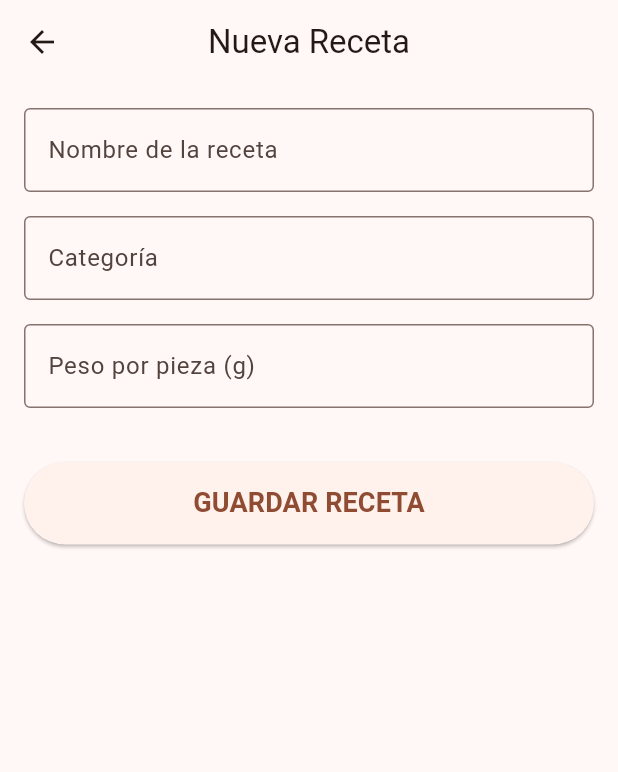
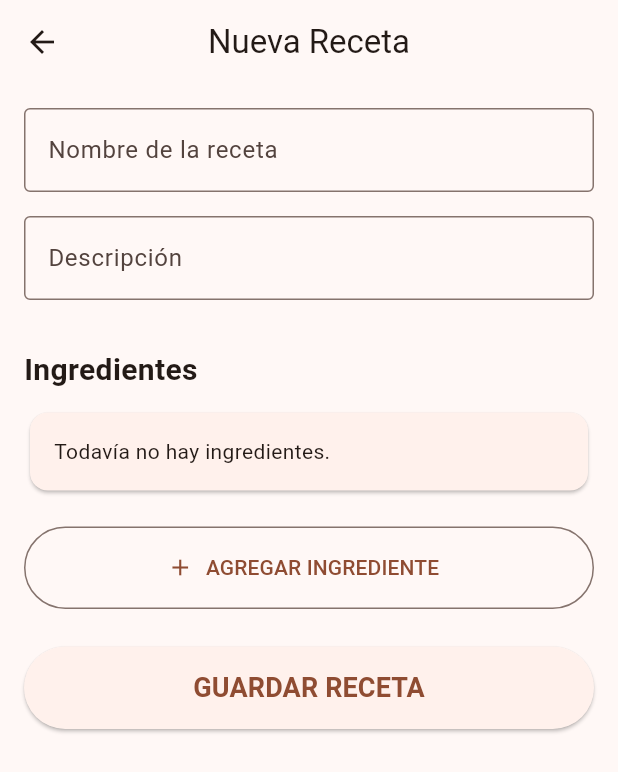
Before and after one commit to luiscarballoag-commits/controlpan, a Flutter app: the RecipeEditorPage screen opened directly, on a phone screen of 412 x 824 dp. Shown: the top 772 px of the screen. Run offline on Flutter 3.47's test engine with Material 3 defaults, Android fonts, the phone set to English and light mode, and no system bars.

Commit message:
Conectar catálogo de ingredientes con recetas

```diff
--- a/lib/models/recipe.dart
+++ b/lib/models/recipe.dart
@@ -1,47 +1,32 @@
+/// =======================================================
+/// CONTROLPAN
+/// Modelo: recipe.dart
+/// Descripción:
+/// Modelo de una receta de producción.
+/// =======================================================
+
+import 'recipe_ingredient.dart';
+
 class Recipe {
   final String id;
   final String name;
-  final String category;
-  final double pieceWeight;
+  final String description;
   final List<RecipeIngredient> ingredients;
-  final String notes;
 
   const Recipe({
     required this.id,
     required this.name,
-    required this.category,
-    required this.pieceWeight,
+    required this.description,
     required this.ingredients,
-    this.notes = '',
   });
 
-  Recipe copyWith({
-    String? id,
-    String? name,
-    String? category,
-    double? pieceWeight,
-    List<RecipeIngredient>? ingredients,
-    String? notes,
-  }) {
-    return Recipe(
-      id: id ?? this.id,
-      name: name ?? this.name,
-      category: category ?? this.category,
-      pieceWeight: pieceWeight ?? this.pieceWeight,
-      ingredients: ingredients ?? this.ingredients,
-      notes: notes ?? this.notes,
-    );
+  double get totalQuantity {
+    double total = 0;
+
+    for (final ingredient in ingredients) {
+      total += ingredient.quantity;
+    }
+
+    return total;
   }
 }
-
-class RecipeIngredient {
-  final String name;
-  final double quantity;
-  final String unit;
-
-  const RecipeIngredient({
-    required this.name,
-    required this.quantity,
-    required this.unit,
-  });
-}
--- /dev/null
+++ b/lib/models/recipe_ingredient.dart
@@ -0,0 +1,22 @@
+/// =======================================================
+/// CONTROLPAN
+/// Modelo: recipe_ingredient.dart
+/// Descripción:
+/// Ingrediente utilizado dentro de una receta.
+/// =======================================================
+
+import 'ingredient_catalog.dart';
+
+class RecipeIngredient {
+  final IngredientCatalog ingredient;
+  final double quantity;
+
+  const RecipeIngredient({
+    required this.ingredient,
+    required this.quantity,
+  });
+
+  String get unit => ingredient.unit;
+
+  String get name => ingredient.name;
+}
--- a/lib/screens/recipe_editor_page.dart
+++ b/lib/screens/recipe_editor_page.dart
@@ -1,6 +1,10 @@
 import 'package:flutter/material.dart';
+
+import '../models/ingredient_catalog.dart';
 import '../models/recipe.dart';
+import '../models/recipe_ingredient.dart';
 import '../services/recipe_service.dart';
+import 'select_ingredient_page.dart';
 
 class RecipeEditorPage extends StatefulWidget {
   const RecipeEditorPage({super.key});
@@ -10,29 +14,90 @@ class RecipeEditorPage extends StatefulWidget {
 }
 
 class _RecipeEditorPageState extends State<RecipeEditorPage> {
-  final _nameController = TextEditingController();
-  final _categoryController = TextEditingController();
-  final _pieceWeightController = TextEditingController();
+  final TextEditingController _nameController =
+      TextEditingController();
+
+  final TextEditingController _descriptionController =
+      TextEditingController();
 
   final RecipeService recipeService = RecipeService();
+
+  final List<RecipeIngredient> ingredients = [];
 
   @override
   void dispose() {
     _nameController.dispose();
-    _categoryController.dispose();
-    _pieceWeightController.dispose();
+    _descriptionController.dispose();
     super.dispose();
+  }
+
+  Future<void> addIngredient() async {
+    final IngredientCatalog? ingredient =
+        await Navigator.push(
+      context,
+      MaterialPageRoute(
+        builder: (_) => const SelectIngredientPage(),
+      ),
+    );
+
+    if (ingredient == null) return;
+
+    final controller = TextEditingController();
+
+    await showDialog(
+      context: context,
+      builder: (context) {
+        return AlertDialog(
+          title: Text(ingredient.name),
+          content: TextField(
+            controller: controller,
+            keyboardType:
+                const TextInputType.numberWithOptions(
+              decimal: true,
+            ),
+            decoration: InputDecoration(
+              labelText:
+                  "Cantidad (${ingredient.unit})",
+            ),
+          ),
+          actions: [
+            TextButton(
+              onPressed: () => Navigator.pop(context),
+              child: const Text("Cancelar"),
+            ),
+            ElevatedButton(
+              onPressed: () {
+                final quantity =
+                    double.tryParse(controller.text) ??
+                        0;
+
+                setState(() {
+                  ingredients.add(
+                    RecipeIngredient(
+                      ingredient: ingredient,
+                      quantity: quantity,
+                    ),
+                  );
+                });
+
+                Navigator.pop(context);
+              },
+              child: const Text("Agregar"),
+            ),
+          ],
+        );
+      },
+    );
   }
 
   void saveRecipe() {
     final recipe = Recipe(
-      id: DateTime.now().millisecondsSinceEpoch.toString(),
+      id: DateTime.now()
+          .millisecondsSinceEpoch
+          .toString(),
       name: _nameController.text,
-      category: _categoryController.text,
-      pieceWeight:
-          double.tryParse(_pieceWeightController.text) ?? 0,
-      ingredients: const [],
-      notes: '',
+      description: _descriptionController.text,
+      ingredients: ingredients,
     );
 
     recipeService.addRecipe(recipe);
@@ -45,12 +110,14 @@ class _RecipeEditorPageState extends State<RecipeEditorPage> {
     TextEditingController controller,
   ) {
     return Padding(
-      padding: const EdgeInsets.only(bottom: 16),
+      padding:
+          const EdgeInsets.only(bottom: 16),
       child: TextField(
         controller: controller,
         decoration: InputDecoration(
           labelText: label,
-          border: const OutlineInputBorder(),
+          border:
+              const OutlineInputBorder(),
         ),
       ),
     );
@@ -64,29 +131,74 @@ class _RecipeEditorPageState extends State<RecipeEditorPage> {
         centerTitle: true,
       ),
       body: Padding(
-        padding: const EdgeInsets.all(16),
-        child: Column(
+        padding:
+            const EdgeInsets.all(16),
+        child: ListView(
           children: [
-
             buildField(
               "Nombre de la receta",
               _nameController,
             ),
 
             buildField(
-              "Categoría",
-              _categoryController,
+              "Descripción",
+              _descriptionController,
             ),
 
-            buildField(
-              "Peso por pieza (g)",
-              _pieceWeightController,
+            const SizedBox(height: 16),
+
+            const Text(
+              "Ingredientes",
+              style: TextStyle(
+                fontSize: 20,
+                fontWeight:
+                    FontWeight.bold,
+              ),
+            ),
+
+            const SizedBox(height: 10),
+
+            if (ingredients.isEmpty)
+              const Card(
+                child: Padding(
+                  padding:
+                      EdgeInsets.all(16),
+                  child: Text(
+                    "Todavía no hay ingredientes.",
+                  ),
+                ),
+              ),
+
+            ...ingredients.map(
+              (item) => Card(
+                child: ListTile(
+                  leading: const Icon(
+                    Icons.inventory,
+                  ),
+                  title: Text(item.name),
+                  subtitle: Text(
+                    "${item.quantity} ${item.unit}",
+                  ),
+                ),
+              ),
             ),
 
             const SizedBox(height: 20),
 
             SizedBox(
-              width: double.infinity,
+              height: 55,
+              child: OutlinedButton.icon(
+                onPressed: addIngredient,
+                icon: const Icon(Icons.add),
+                label: const Text(
+                  "AGREGAR INGREDIENTE",
+                ),
+              ),
+            ),
+
+            const SizedBox(height: 25),
+
+            SizedBox(
               height: 55,
               child: ElevatedButton(
                 onPressed: saveRecipe,
@@ -94,12 +206,12 @@ class _RecipeEditorPageState extends State<RecipeEditorPage> {
                   "GUARDAR RECETA",
                   style: TextStyle(
                     fontSize: 18,
-                    fontWeight: FontWeight.bold,
+                    fontWeight:
+                        FontWeight.bold,
                   ),
                 ),
               ),
             ),
-
           ],
         ),
       ),
```
Also changed, not shown: lib/screens/recipes_page.dart (+9 -4 lines), lib/screens/select_ingredient_page.dart (added, +57 -0 lines).
